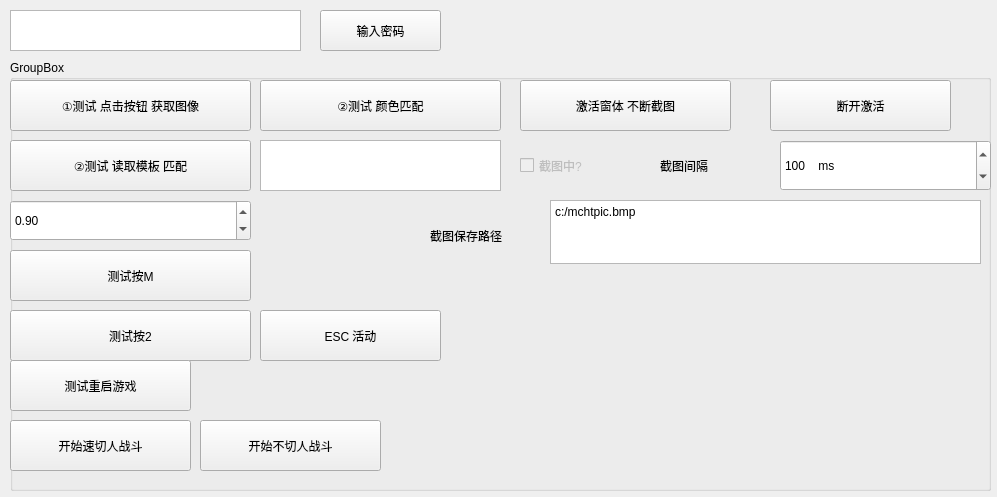
Old version of the form debugform.ui in the repository A-SunsetMkt-Forks/wuwaBackendTool.
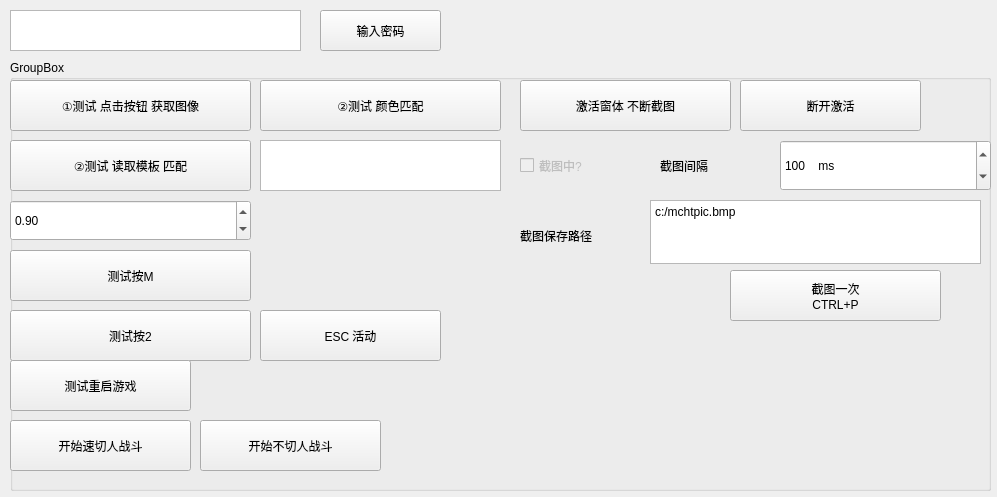
New version of the form.

```diff
--- a/debugform.ui
+++ b/debugform.ui
@@ -207,7 +207,7 @@
    <widget class="QPushButton" name="deactivateBtn">
     <property name="geometry">
      <rect>
-      <x>760</x>
+      <x>730</x>
       <y>20</y>
       <width>181</width>
       <height>51</height>
@@ -258,7 +258,7 @@
    <widget class="QLabel" name="label_2">
     <property name="geometry">
      <rect>
-      <x>420</x>
+      <x>510</x>
       <y>150</y>
       <width>111</width>
       <height>51</height>
@@ -271,9 +271,9 @@
    <widget class="QPlainTextEdit" name="saveImgPath">
     <property name="geometry">
      <rect>
-      <x>540</x>
+      <x>640</x>
       <y>140</y>
-      <width>431</width>
+      <width>331</width>
       <height>64</height>
      </rect>
     </property>
@@ -297,6 +297,20 @@
      <string>截图中?</string>
     </property>
    </widget>
+   <widget class="QPushButton" name="scrCap">
+    <property name="geometry">
+     <rect>
+      <x>720</x>
+      <y>210</y>
+      <width>211</width>
+      <height>51</height>
+     </rect>
+    </property>
+    <property name="text">
+     <string>截图一次
+CTRL+P</string>
+    </property>
+   </widget>
   </widget>
  </widget>
  <resources/>
```
